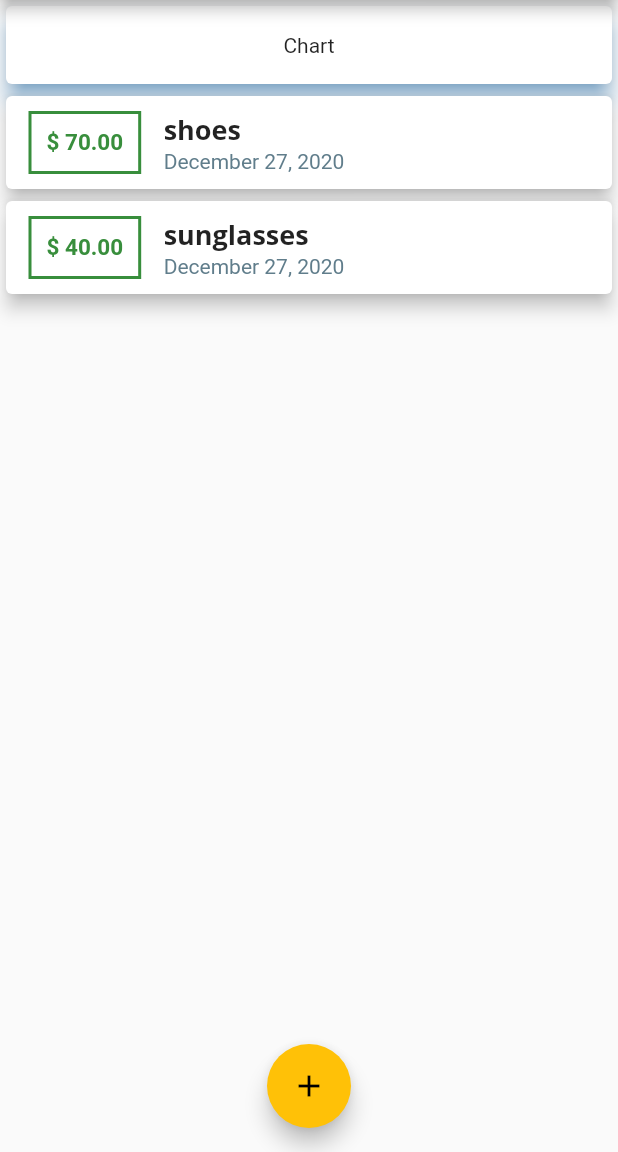
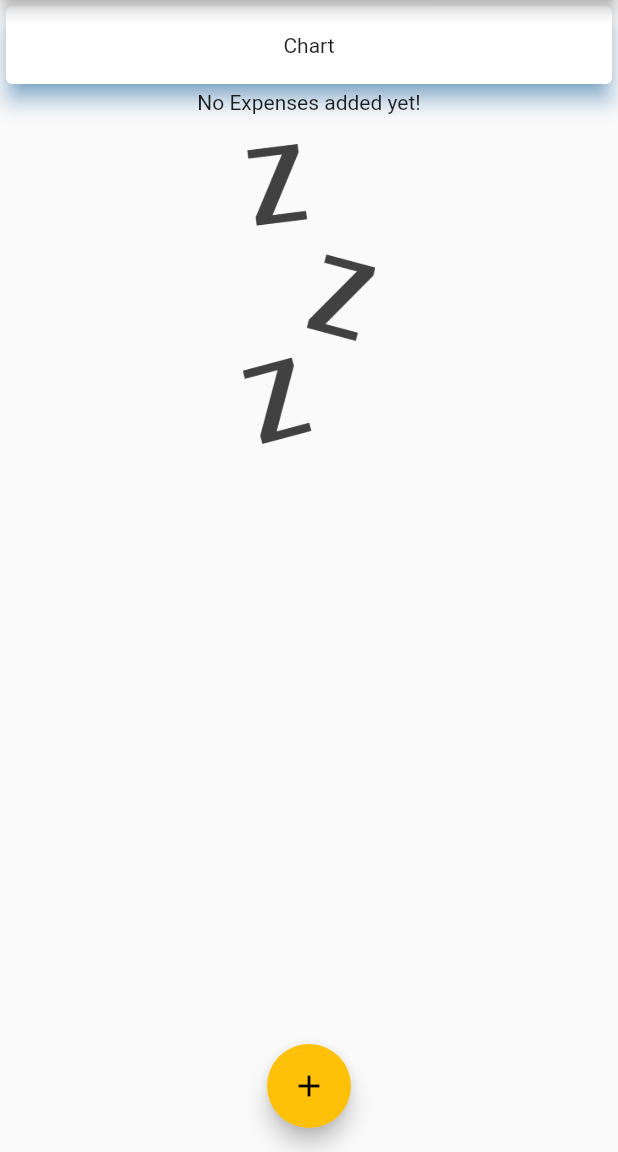
Before and after one commit to aalka061/mySpendings, a Flutter app: the screen it shows after launch, on a phone screen of 412 x 824 dp, the part 84-1236 px from its top. Run offline on Flutter 3.47's test engine with Material 2 defaults, Android fonts, the phone set to English and light mode, and no system bars.

```diff
--- a/lib/main.dart
+++ b/lib/main.dart
@@ -49,18 +49,18 @@ class _MyHomePageState extends State<MyHomePage> {
   final amountInput = TextEditingController();
 
   final List<Expense> _userExpenses = [
-    Expense(
-      id: 'e1',
-      title: 'shoes',
-      amount: 70.00,
-      date: DateTime.now(),
-    ),
-    Expense(
-      id: 'e2',
-      title: 'sunglasses',
-      amount: 40.00,
-      date: DateTime.now(),
-    ),
+    // Expense(
+    //   id: 'e1',
+    //   title: 'shoes',
+    //   amount: 70.00,
+    //   date: DateTime.now(),
+    // ),
+    // Expense(
+    //   id: 'e2',
+    //   title: 'sunglasses',
+    //   amount: 40.00,
+    //   date: DateTime.now(),
+    // ),
   ];
 
   void _addNewExpense(String title, double amount) {
--- a/lib/widgets/expense_list.dart
+++ b/lib/widgets/expense_list.dart
@@ -9,15 +9,34 @@ class ExpenseList extends StatelessWidget {
 
   @override
   Widget build(BuildContext context) {
-    return Column(
-      children: expenses.map((e) {
+    return Container(
+      height: 300,
+      child: expenses.isEmpty
+          ? Column(
+              children: [
+                Text("No Expenses added yet!"),
+                SizedBox(
+                  height: 20,
+                ),
+                Container(
+                  height: 200,
+                  child: Image.asset(
+                    'assets/images/waiting.png',
+                    fit: BoxFit.cover,
+                  ),
+                )
+              ],
+            )
+          : ListView.builder(
+              itemCount: expenses.length,
+              itemBuilder: (ctx, index) {
                 return Card(
                   elevation: 5,
                   child: Row(
                     children: [
                       Container(
                         child: Text(
-                  '\$ ${e.amount.toStringAsFixed(2)}',
+                          '\$ ${expenses[index].amount.toStringAsFixed(2)}',
                           style: TextStyle(
                             fontWeight: FontWeight.bold,
                             fontSize: 15,
@@ -40,11 +59,11 @@ class ExpenseList extends StatelessWidget {
                         crossAxisAlignment: CrossAxisAlignment.start,
                         children: [
                           Text(
-                    e.title,
+                            expenses[index].title,
                             style: Theme.of(context).textTheme.headline6,
                           ),
                           Text(
-                    DateFormat.yMMMMd().format(e.date),
+                            DateFormat.yMMMMd().format(expenses[index].date),
                             style: TextStyle(
                               color: Colors.blueGrey,
                             ),
@@ -54,7 +73,8 @@ class ExpenseList extends StatelessWidget {
                     ],
                   ),
                 );
-      }).toList(),
+              },
+            ),
     );
   }
 }
--- a/pubspec.yaml
+++ b/pubspec.yaml
@@ -45,9 +45,8 @@ flutter:
   uses-material-design: true
 
   # To add assets to your application, add an assets section, like this:
-  # assets:
-  #   - images/a_dot_burr.jpeg
-  #   - images/a_dot_ham.jpeg
+  assets:
+    - assets/images/waiting.png
 
   # An image asset can refer to one or more resolution-specific "variants", see
   # https://flutter.dev/assets-and-images/#resolution-aware.
```
Also changed, not shown: assets/images/waiting.png (added). Lines whose indentation alone changed are shown as unchanged.
